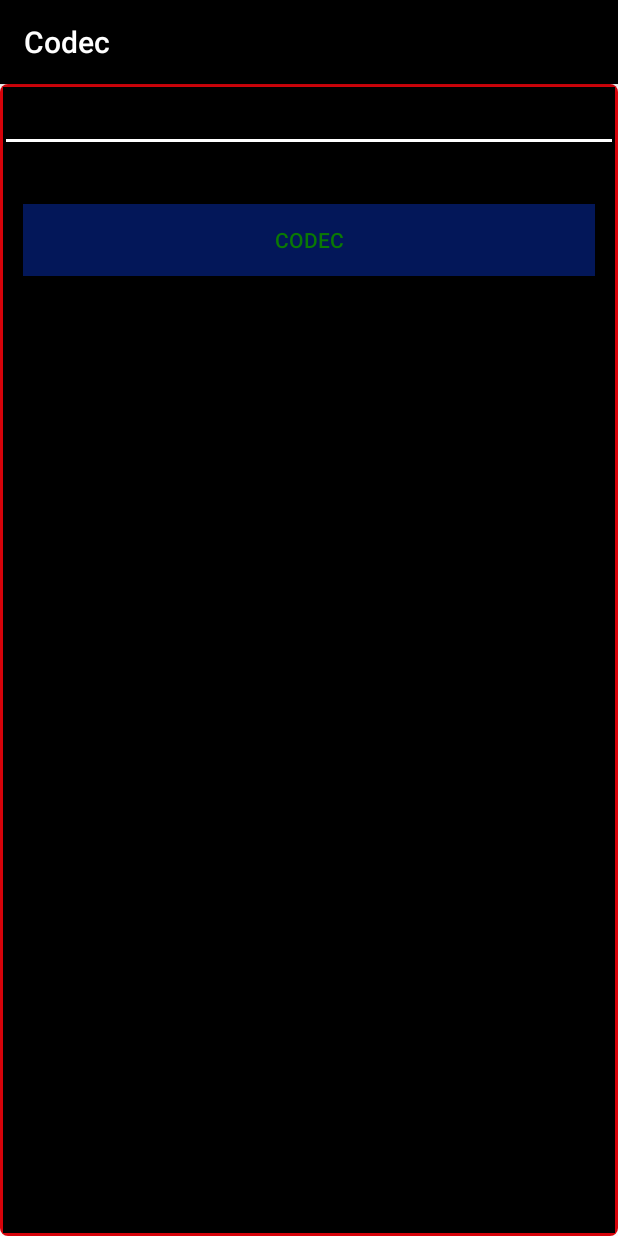
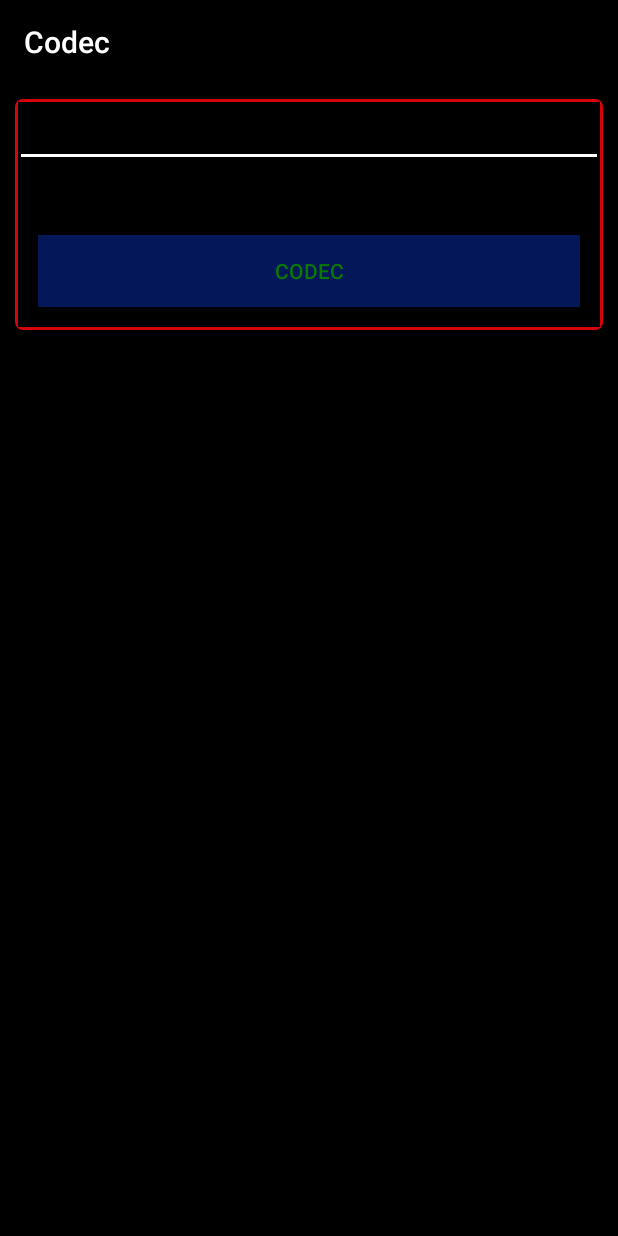
Before and after one commit to darshanhuidrom/Codec, an Android app: the MainActivity screen opened directly, with no data from a screen before it, on a phone screen of 412 x 824 dp. Run offline under Robolectric (Android 15) with nearby library versions, the phone set to English and light mode, and no system bars.

Commit message:
some changes

```diff
--- a/app/src/main/res/layout/activity_main.xml
+++ b/app/src/main/res/layout/activity_main.xml
@@ -3,40 +3,44 @@
     xmlns:tools="http://schemas.android.com/tools"
     android:layout_width="match_parent"
     android:layout_height="match_parent"
-    android:background="@drawable/background_1"
-
-    android:orientation="vertical">
+    android:background="#000000"
+    android:orientation="vertical"
+    android:padding="10dp">
 
     <ScrollView
         android:layout_width="match_parent"
-        android:layout_height="wrap_content">
+        android:layout_height="wrap_content"
+        android:background="@drawable/background_1">
 
         <LinearLayout
             android:layout_width="match_parent"
             android:layout_height="match_parent"
 
             android:orientation="vertical">
+
             <EditText
                 android:id="@+id/et_input"
                 android:layout_width="match_parent"
                 android:layout_height="wrap_content"
-                android:textColor="#ffffff"/>
+                android:textColor="#ffffff" />
+
             <TextView
                 android:id="@+id/tv_output"
                 android:layout_width="match_parent"
                 android:layout_height="wrap_content"
-                android:textIsSelectable="true"
-                android:textColor="#ffffff"/>
+                android:padding="5dp"
+                android:textColor="#ffffff"
+                android:textIsSelectable="true" />
+
             <Button
                 android:id="@+id/bt_codec"
-                android:layout_margin="15dp"
                 android:layout_width="match_parent"
                 android:layout_height="wrap_content"
+                android:layout_margin="15dp"
+                android:background="#031759"
+                android:onClick="onCodec"
                 android:text="Codec"
-                android:textColor="#0a7904"
-                android:background="#031759"
-                android:onClick="onCodec"/>
-
+                android:textColor="#0a7904" />
 
 
         </LinearLayout>
```
Also changed, not shown: app/src/main/java/com/regalix/android/codec/PasswordActivity.java (+20 -5 lines), app/src/main/java/com/regalix/android/codec/ResetActivity.java (+32 -18 lines).
